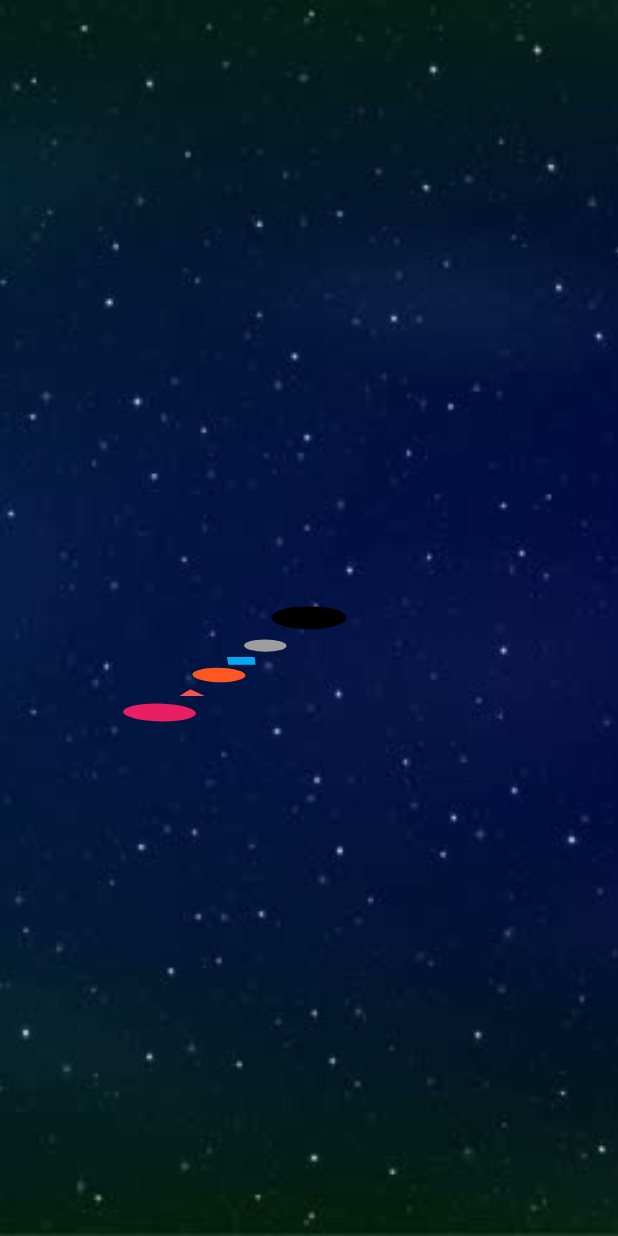
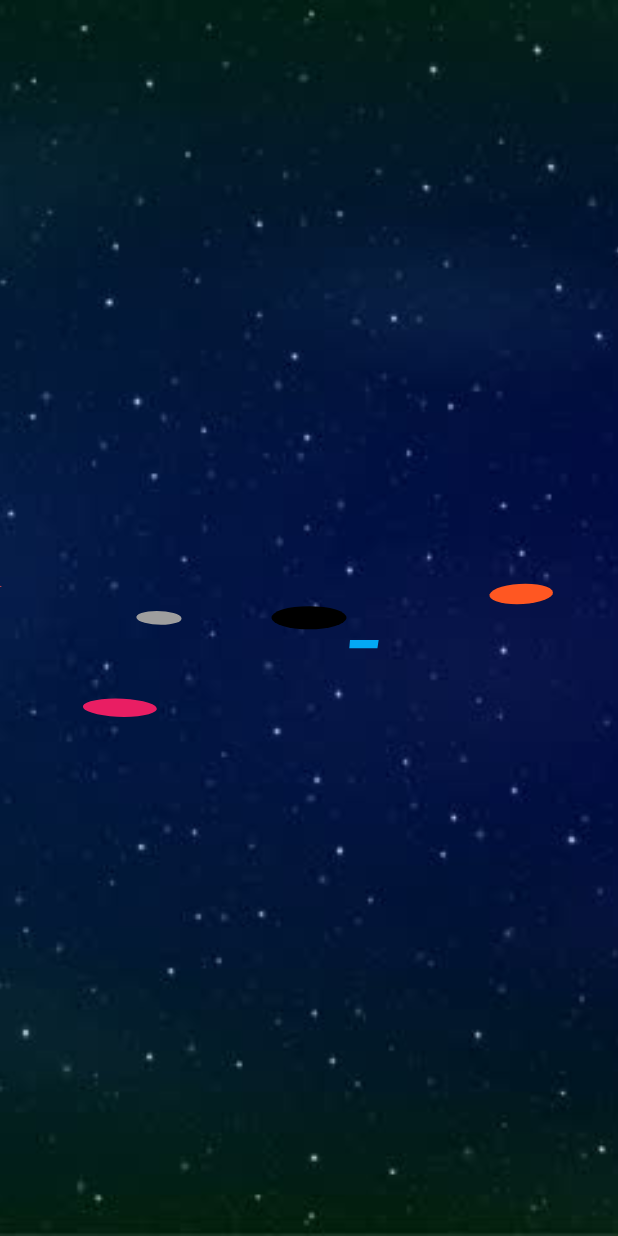
Before and after one commit to dariuspo/galaxy, a Flutter app: the screen it shows after launch, on a phone screen of 412 x 824 dp. Run offline on Flutter 3.47's test engine with Material 2 defaults, Android fonts, the phone set to English and light mode, and no system bars.

Commit message:
planet's rotation speed is based on distance between the blackhole and the planet

```diff
--- a/lib/main.dart
+++ b/lib/main.dart
@@ -75,7 +75,7 @@ class _GalaxyState extends State<Galaxy> with TickerProviderStateMixin {
         vsync: this);
     spiralPlanetAnimation = Tween(
       begin: Offset(0.0, 0.0),
-      end: Offset(2.0, 2.0),
+      end: Offset(10.0, 10.0),
     ).animate(
       CurvedAnimation(
         parent: spiralPlanetController,
@@ -156,7 +156,7 @@ class _GalaxyState extends State<Galaxy> with TickerProviderStateMixin {
                     ),
                   ),
                   MovementAnimationBuilder(
-                    radius: 160,
+                    radius: 125,
                     animationMovement: spiralPlanetAnimation,
                     child: ShapeBuilder(
                       color: Colors.lightBlue,
@@ -165,7 +165,7 @@ class _GalaxyState extends State<Galaxy> with TickerProviderStateMixin {
                     ),
                   ),
                   MovementAnimationBuilder(
-                    radius: 220,
+                    radius: 166.67,
                     animationMovement: spiralPlanetAnimation,
                     child: ShapeBuilder(
                       color: Colors.deepOrange,
@@ -174,14 +174,14 @@ class _GalaxyState extends State<Galaxy> with TickerProviderStateMixin {
                     ),
                   ),
                   MovementAnimationBuilder(
-                      radius: 300,
+                      radius: 250,
                       animationMovement: spiralPlanetAnimation,
                       child: TriangleBuilder(
                         radius: 20,
                         color: Colors.redAccent,
                       )),
                   MovementAnimationBuilder(
-                    radius: 400,
+                    radius: 500,
                     animationMovement: spiralPlanetAnimation,
                     child: ShapeBuilder(
                       color: Colors.pink,
--- a/lib/widget/movement-animation-builder.dart
+++ b/lib/widget/movement-animation-builder.dart
@@ -21,9 +21,9 @@ class _MovementAnimationBuilderState extends State<MovementAnimationBuilder> {
       animation: widget.animationMovement,
       builder: (context, child) => Transform.translate(
         offset: Offset(
-          widget.radius * cos(widget.animationMovement.value.dx * pi),
-          (widget.radius / 1.5) *
-              sin(widget.animationMovement.value.dy * pi),
+          widget.radius * cos(widget.animationMovement.value.dx * pi * 100/widget.radius),
+          (widget.radius / 2) *
+              sin(widget.animationMovement.value.dy * pi * 100/widget.radius),
         ),
         child: widget.child,
       ),
```
